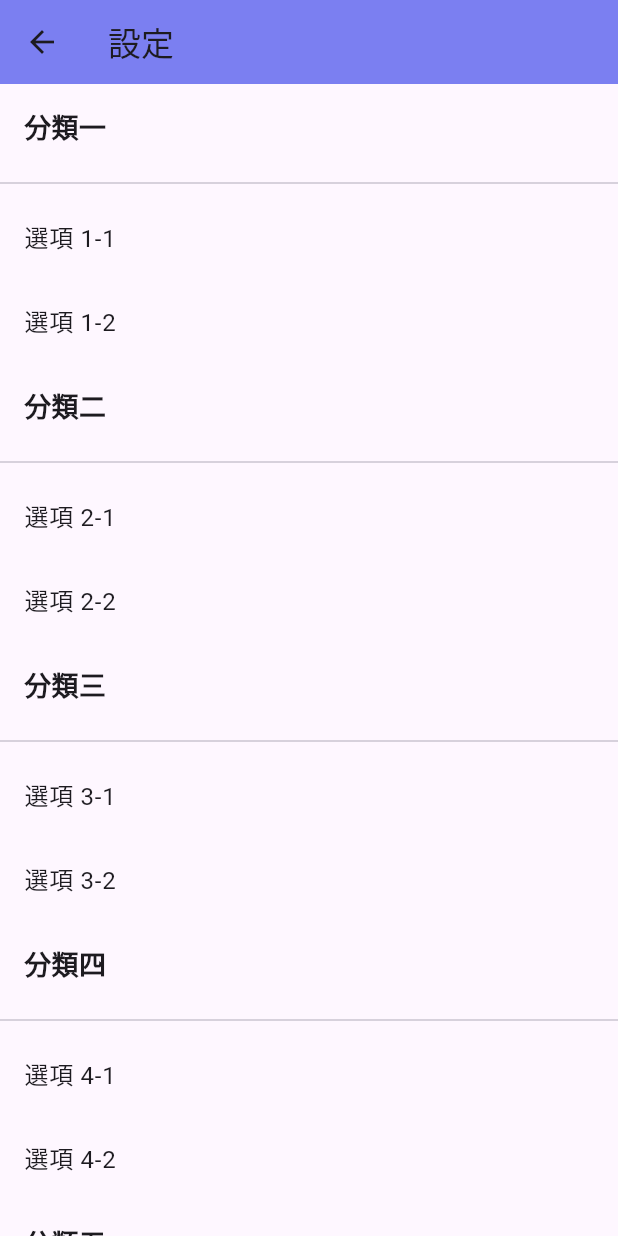
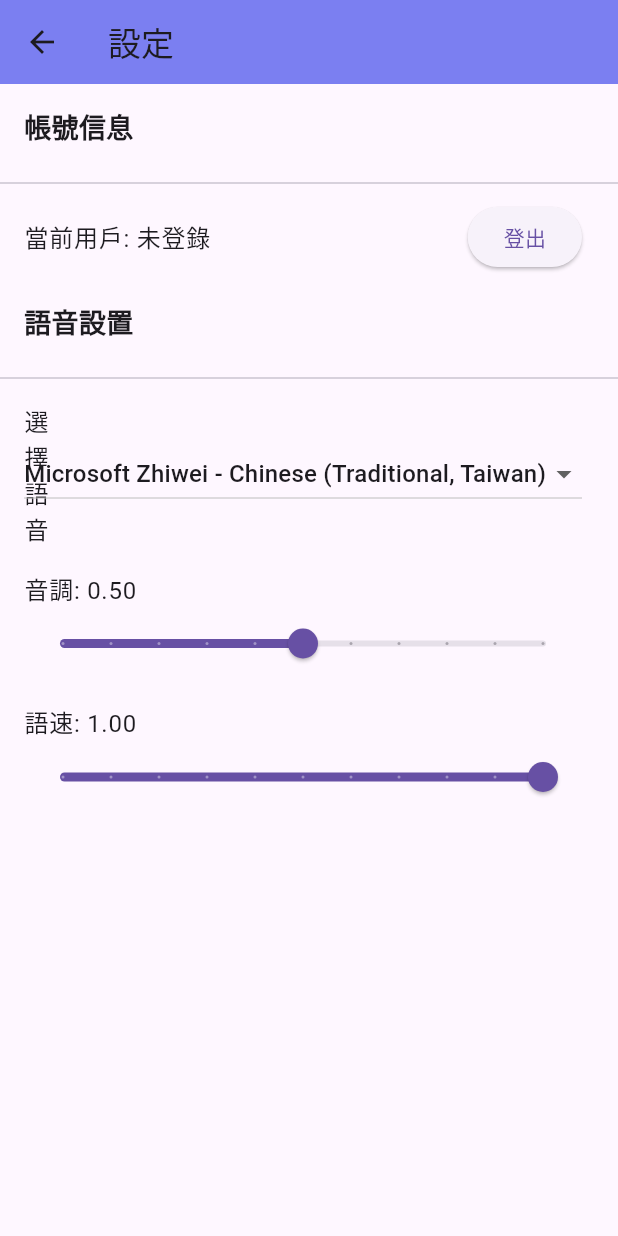
Before and after one commit to ianian4302/ezTalk_App, a Flutter app: the SettingsPage screen opened by its route, on a phone screen of 412 x 824 dp. Run offline on Flutter 3.47's test engine with Material 3 defaults, Android fonts, the phone set to English and light mode, and no system bars; our stand-ins replace flutter_tts, permission_handler, shared_preferences; accounts and stored records are empty.

Commit message:
voice and Ttfplayer setting conplete

```diff
--- a/lib/main.dart
+++ b/lib/main.dart
@@ -1,5 +1,5 @@
 import 'package:flutter/material.dart';
-import 'utilities/router.dart';
+import 'package:eztalk/utilities/router.dart';
 
 void main() {
   runApp(const MyApp());
--- a/lib/page/base.dart
+++ b/lib/page/base.dart
@@ -1,6 +1,6 @@
 import 'package:flutter/material.dart';
-import '../utilities/router.dart';
-import '../widgets/buttom_navigation_bar.dart';
+import 'package:eztalk/utilities/router.dart';
+import 'package:eztalk/widgets/buttom_navigation_bar.dart';
 
 class BaseMainPage extends StatefulWidget {
   const BaseMainPage({super.key});
--- a/lib/page/dataCollect/data_collection_page.dart
+++ b/lib/page/dataCollect/data_collection_page.dart
@@ -2,7 +2,7 @@ import 'dart:io';
 import 'package:flutter/material.dart';
 import 'package:permission_handler/permission_handler.dart';
 
-import '../../utilities/design.dart';
+import 'package:eztalk/utilities/design.dart';
 
 class DataCollectionPage extends StatefulWidget {
   const DataCollectionPage({Key? key}) : super(key: key);
--- a/lib/page/home_page.dart
+++ b/lib/page/home_page.dart
@@ -1,5 +1,5 @@
 import 'package:flutter/material.dart';
-import '../utilities/design.dart';
+import 'package:eztalk/utilities/design.dart';
 
 class HomePage extends StatefulWidget {
   const HomePage({Key? key}) : super(key: key);
--- a/lib/page/settings_page.dart
+++ b/lib/page/settings_page.dart
@@ -1,12 +1,42 @@
 import 'package:flutter/material.dart';
-import '../utilities/router.dart';
-import '../utilities/design.dart';
+import 'package:shared_preferences/shared_preferences.dart';
+import 'package:eztalk/utilities/design.dart';
+import 'package:eztalk/utilities/settings.dart';
 
-class SettingsPage extends StatelessWidget {
+class SettingsPage extends StatefulWidget {
   const SettingsPage({Key? key}) : super(key: key);
 
-  void _navigateToPage(BuildContext context, String route) {
-    Navigator.pushNamed(context, route);
+  @override
+  _SettingsPageState createState() => _SettingsPageState();
+}
+
+class _SettingsPageState extends State<SettingsPage> {
+  String _currentUser = '';
+  String _selectedVoice = Settings.voices.keys.first;
+  double _pitch = Settings.pitch;
+  double _rate = Settings.rate;
+
+  @override
+  void initState() {
+    super.initState();
+    _loadSettings();
+  }
+
+  Future<void> _loadSettings() async {
+    final prefs = await SharedPreferences.getInstance();
+    setState(() {
+      _currentUser = prefs.getString('currentUser') ?? '未登錄';
+      _selectedVoice = prefs.getString('selectedVoice') ?? Settings.voices.keys.first;
+      _pitch = prefs.getDouble('pitch') ?? Settings.pitch;
+      _rate = prefs.getDouble('rate') ?? Settings.rate;
+    });
+  }
+
+  Future<void> _saveSettings() async {
+    final prefs = await SharedPreferences.getInstance();
+    await prefs.setString('selectedVoice', _selectedVoice);
+    await prefs.setDouble('pitch', _pitch);
+    await prefs.setDouble('rate', _rate);
   }
 
   @override
@@ -15,25 +45,73 @@ class SettingsPage extends StatelessWidget {
       appBar: AppBar(title: const Text('設定'), backgroundColor: Design.secondaryColor),
       body: ListView(
         children: [
-          _buildCategory(context, '分類一', [
-            _buildListItem(context, '選項 1-1', Routes.homePage),
-            _buildListItem(context, '選項 1-2', Routes.homePage),
+          _buildCategory(context, '帳號信息', [
+            ListTile(
+              title: Text('當前用戶: $_currentUser'),
+              trailing: ElevatedButton(
+                child: const Text('登出'),
+                onPressed: () {
+                  // 實現登出邏輯
+                },
+              ),
+            ),
           ]),
-          _buildCategory(context, '分類二', [
-            _buildListItem(context, '選項 2-1', Routes.homePage),
-            _buildListItem(context, '選項 2-2', Routes.homePage),
-          ]),
-          _buildCategory(context, '分類三', [
-            _buildListItem(context, '選項 3-1', Routes.homePage),
-            _buildListItem(context, '選項 3-2', Routes.homePage),
-          ]),
-          _buildCategory(context, '分類四', [
-            _buildListItem(context, '選項 4-1', Routes.homePage),
-            _buildListItem(context, '選項 4-2', Routes.homePage),
-          ]),
-          _buildCategory(context, '分類五', [
-            _buildListItem(context, '選項 5-1', Routes.homePage),
-            _buildListItem(context, '選項 5-2', Routes.homePage),
+          _buildCategory(context, '語音設置', [
+            ListTile(
+              title: const Text('選擇語音'),
+              trailing: DropdownButton<String>(
+                value: _selectedVoice,
+                onChanged: (String? newValue) {
+                  if (newValue != null) {
+                    setState(() {
+                      _selectedVoice = newValue;
+                    });
+                    _saveSettings();
+                  }
+                },
+                items: [
+                  for (var voice in Settings.voices.keys)
+                    DropdownMenuItem<String>(
+                      value: voice,
+                      child: Text(voice),
+                    ),
+                ],
+              ),
+            ),
+            ListTile(
+              title: Text('音調: ${_pitch.toStringAsFixed(2)}'),
+              subtitle: Slider(
+                value: _pitch,
+                min: 0.0,
+                max: 1.0,
+                divisions: 10,
+                onChanged: (double value) {
+                  setState(() {
+                    _pitch = value;
+                  });
+                },
+                onChangeEnd: (double value) {
+                  _saveSettings();
+                },
+              ),
+            ),
+            ListTile(
+              title: Text('語速: ${_rate.toStringAsFixed(2)}'),
+              subtitle: Slider(
+                value: _rate,
+                min: 0.0,
+                max: 1.0,
+                divisions: 10,
+                onChanged: (double value) {
+                  setState(() {
+                    _rate = value;
+                  });
+                },
+                onChangeEnd: (double value) {
+                  _saveSettings();
+                },
+              ),
+            ),
           ]),
         ],
       ),
@@ -56,11 +134,4 @@ class SettingsPage extends StatelessWidget {
       ],
     );
   }
-
-  Widget _buildListItem(BuildContext context, String title, String route) {
-    return ListTile(
-      title: Text(title),
-      onTap: () => _navigateToPage(context, route),
-    );
-  }
 }
--- a/lib/utilities/router.dart
+++ b/lib/utilities/router.dart
@@ -1,12 +1,13 @@
 import 'package:flutter/material.dart';
 
-import '../page/base.dart';
-import '../page/login_page.dart';
-import '../page/home_page.dart';
-import '../page/translate_page.dart';
-import '../page/settings_page.dart';
-import '../page/dataCollect/data_collection_page.dart';
-import '../page/translate/series_connecting_page.dart';
+import 'package:eztalk/page/base.dart';
+import 'package:eztalk/page/login_page.dart';
+import 'package:eztalk/page/home_page.dart';
+import 'package:eztalk/page/translate_page.dart';
+import 'package:eztalk/page/settings_page.dart';
+import 'package:eztalk/page/dataCollect/data_collection_page.dart';
+import 'package:eztalk/page/translate/series_connecting_page.dart';
+import 'package:eztalk/page/translate/lecture_playing_page.dart';
 
 class Routes {
   static const String baseMainPage = '/baseMainPage';
@@ -17,7 +18,10 @@ class Routes {
   static const String dataCollectionPage = '/dataCollectionPage';
 
   static const String tempRecording = '/tempRecording';
+
+  //translate about page
   static const String seriesConnectingPage = '/seriesConnectingPage';
+  static const String lecturePlayingPage = '/lecturePlayingPage';
 
 
   static const List<String> bottomNavigationRoutes = [
@@ -43,7 +47,9 @@ class Routes {
     settingsPage: (context) => const SettingsPage(),
     dataCollectionPage: (context) => const DataCollectionPage(),
 
+    //translate about page
     seriesConnectingPage: (context) => const SeriesConnectingPage(),
+    lecturePlayingPage: (context) => const LecturePlayingPage(),
   };
 }
 
--- /dev/null
+++ b/lib/utilities/settings.dart
@@ -0,0 +1,10 @@
+class Settings {
+  static const Map<String, String> voices = {
+    "Microsoft Zhiwei - Chinese (Traditional, Taiwan)": "zh-TW",
+    "Google UK English Female" : "en-GB",
+    "Microsoft Yating - Chinese (Traditional, Taiwan)": "zh-TW",
+    "Google UK English Male": "en-GB",
+  };
+  static const double pitch = 0.5;
+  static const double rate = 1;
+}
--- a/pubspec.yaml
+++ b/pubspec.yaml
@@ -32,12 +32,14 @@ dependencies:
   flutter:
     sdk: flutter
   permission_handler: ^10.2.0
+  flutter_tts: ^4.0.2
 
 
   # The following adds the Cupertino Icons font to your application.
   # Use with the CupertinoIcons class for iOS style icons.
   cupertino_icons: ^1.0.2
   firebase_auth: ^4.16.0
+  shared_preferences: ^2.3.2
 
 dev_dependencies:
   flutter_test:
```
Also changed, not shown: lib/page/a.dart (added, +16 -0 lines), lib/page/translate/lecture_playing_page.dart (added, +53 -0 lines), lib/page/translate/series_connecting_page.dart (+49 -4 lines), lib/page/translate_page.dart (+6 -7 lines), lib/utilities/Ttf_player.dart (added, +54 -0 lines), lib/page/data_collection_page.dart (added), lib/utilities/status.dart (added), pubspec.lock, 3 other files.
